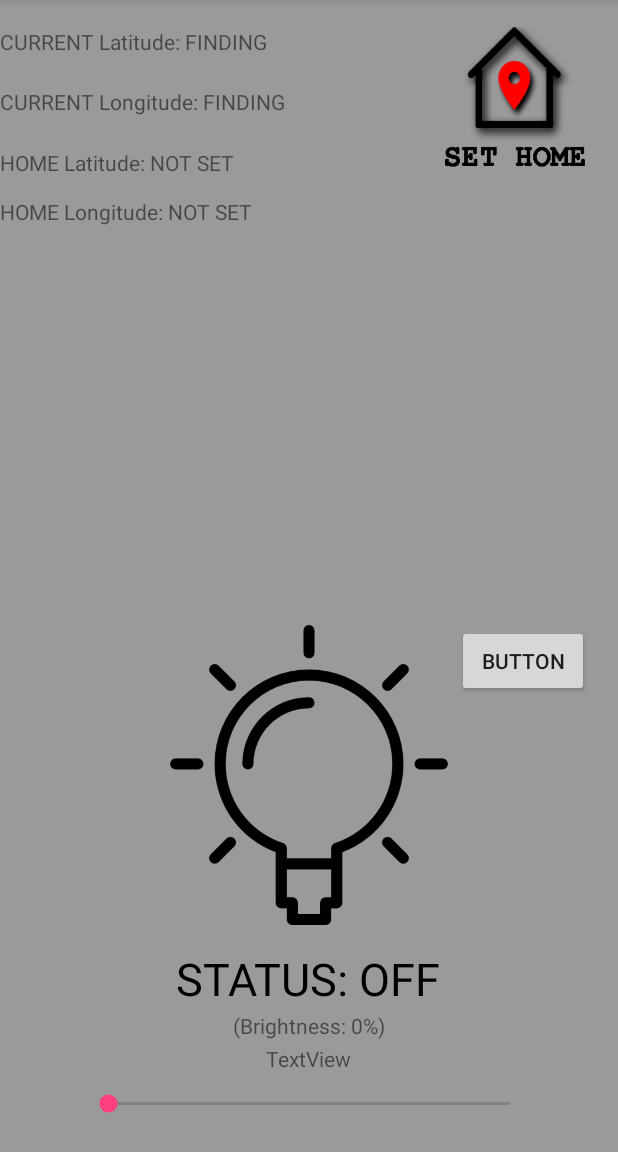
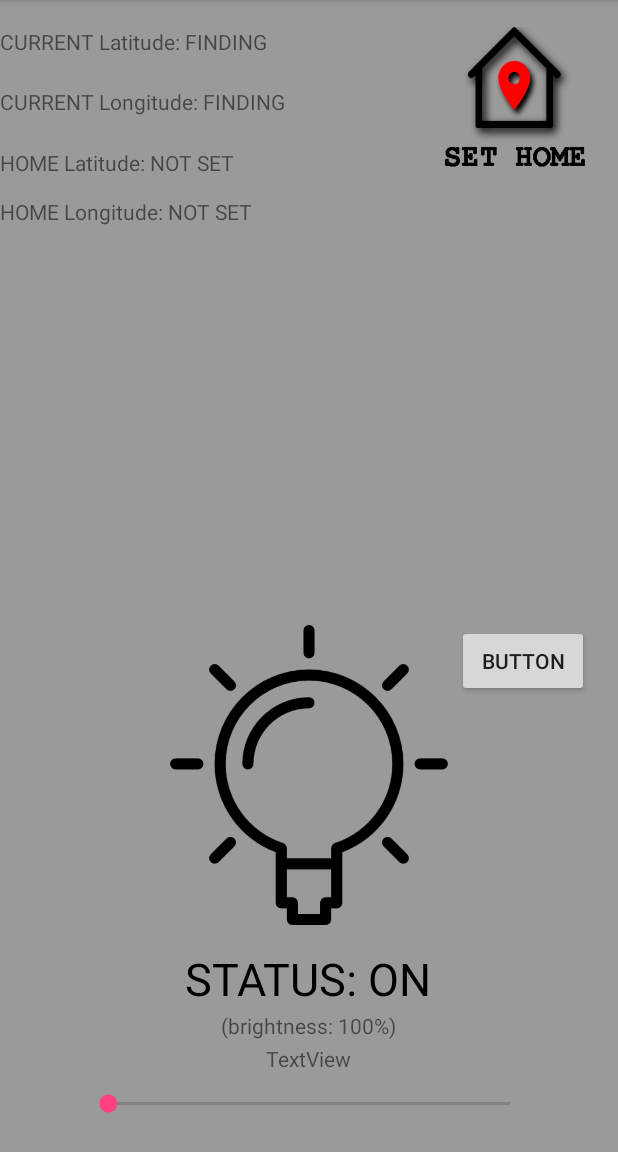
Before and after one commit to chinjanggg/DontForgettoTurnofftheLight, an Android app: the screen it shows after launch (MainActivity), after a tap on an icon or button, on a phone screen of 412 x 824 dp, the part 84-1236 px from its top. Run offline under Robolectric (Android 15) with nearby library versions, the phone set to English and light mode, and no system bars.

Commit message:
some change

```diff
--- a/app/src/main/java/com/chinjanggg/dontforgettoturnoffthelight/MainActivity.java
+++ b/app/src/main/java/com/chinjanggg/dontforgettoturnoffthelight/MainActivity.java
@@ -1,30 +1,23 @@
 package com.chinjanggg.dontforgettoturnoffthelight;
 
 import android.Manifest;
-import android.app.Notification;
 import android.content.Context;
 import android.content.DialogInterface;
 import android.content.Intent;
 import android.content.pm.PackageManager;
-import android.graphics.BitmapFactory;
 import android.location.Location;
 import android.location.LocationManager;
 import android.os.AsyncTask;
-import android.os.CountDownTimer;
 import android.provider.Settings;
 import android.support.annotation.NonNull;
 import android.support.annotation.Nullable;
 import android.support.v4.app.ActivityCompat;
-import android.support.v4.app.NotificationCompat;
-import android.support.v4.app.NotificationManagerCompat;
 import android.support.v7.app.AlertDialog;
 import android.support.v7.app.AppCompatActivity;
 import android.os.Bundle;
 import android.text.TextUtils;
 import android.util.Log;
 import android.view.View;
-import android.widget.Button;
-import android.widget.SeekBar;
 import android.widget.TextView;
 import android.widget.Toast;
 
@@ -33,12 +26,9 @@ import com.google.android.gms.common.api.GoogleApiClient;
 import com.google.android.gms.location.LocationRequest;
 import com.google.android.gms.location.LocationServices;
 
-import java.io.BufferedInputStream;
 import java.io.BufferedReader;
 import java.io.IOException;
-import java.io.InputStream;
 import java.io.InputStreamReader;
-import java.net.HttpURLConnection;
 import java.net.MalformedURLException;
 import java.net.URL;
 import java.net.URLConnection;
@@ -62,14 +52,13 @@ public class MainActivity extends AppCompatActivity
     private boolean isLightOn = true;
     private double latDif;
     private double longDif;
-    final private double soFarAway = 0.0003000;
+    final private double soFarAway = 0.0000004;
     private View view;
-    private int seekBarProgressValue=100;
-    private TextView fileContent;
-    private static final String PATH_TO_SERVER = "http://10.207.73.248/project/newfile.txt";
-    private static final String PATH_TO_ON = "http://10.207.73.248/project/sample.php?value=ON";
-    private static final String PATH_TO_OFF = "http://10.207.73.248/project/sample.php?value=OFF";
-    DownloadFilesTask downloadFilesTask = new DownloadFilesTask();
+    private boolean isSetLocation = false;
+    private static final String PATH_TO_SERVER = "http://192.168.43.167/project/newfile.txt";
+    private static final String PATH_TO_ON = "http://192.168.43.167/project/sample.php?value=ON";
+    private static final String PATH_TO_OFF = "http://192.168.43.167/project/sample.php?value=OFF";
+    com.chinjanggg.dontforgettoturnoffthelight.MainActivity.DownloadFilesTask downloadFilesTask = new com.chinjanggg.dontforgettoturnoffthelight.MainActivity.DownloadFilesTask();
 
 
     //---------Main---------//
@@ -77,11 +66,9 @@ public class MainActivity extends AppCompatActivity
     protected void onCreate(Bundle savedInstanceState) {
         super.onCreate(savedInstanceState);
         setContentView(R.layout.activity_location_check);
-        fileContent = (TextView)findViewById(R.id.testtextView);
 
         view = this.getWindow().getDecorView();
         view.setBackgroundResource(R.color.yellow);
-        ((SeekBar)findViewById(R.id.seekBar)).setProgress(seekBarProgressValue);
 
         mGoogleApiClient = new GoogleApiClient.Builder(this)
                 .addConnectionCallbacks(this)
@@ -90,10 +77,7 @@ public class MainActivity extends AppCompatActivity
                 .build();
 
         mLocationManager = (LocationManager)this.getSystemService(Context.LOCATION_SERVICE);
-
-        seekBarSet();
         checkLocation();
-        checkDistance();
 
         //Declare the timer
         Timer myTimer = new Timer();
@@ -102,7 +86,7 @@ public class MainActivity extends AppCompatActivity
                                         @Override
                                         public void run() {
                                             //Called at every 1000 milliseconds (1 second)
-                                            downloadFilesTask = new DownloadFilesTask();
+                                            downloadFilesTask = new com.chinjanggg.dontforgettoturnoffthelight.MainActivity.DownloadFilesTask();
                                             downloadFilesTask.execute();
                                             Log.i("MainActivity", "Repeated task");
                                         }
@@ -116,7 +100,32 @@ public class MainActivity extends AppCompatActivity
 
     }
 
+    private class DownloadFilesTask extends AsyncTask<URL, Void, String> {
+        protected String doInBackground(URL... urls) {
+            return downloadRemoteTextFileContent();
+        }
+        protected void onPostExecute(String result) {
+            if(!TextUtils.isEmpty(result)){
+                System.out.println(result);
+                ((TextView)findViewById(R.id.status_textview)).setText("STATUS: "+result);
+                if (result.trim().equals("ON")){
+                    isLightOn = true;
+                    view.setBackgroundColor(getResources().getColor(R.color.yellow));
+                    findViewById(R.id.btSwitch).setBackgroundResource(R.drawable.idea);
+                }
+                else if (result.trim().equals("OFF")){
+                    isLightOn = false;
+                    view.setBackgroundColor(getResources().getColor(R.color.gray));
+                    findViewById(R.id.btSwitch).setBackgroundResource(R.drawable.idea2);
+                }
+//
+//
+//                    view.setBackgroundColor(getResources().getColor(R.color.gray));
+//                    findViewById(R.id.btSwitch).setBackgroundResource(R.drawable.idea2);
 
+            }
+        }
+    }
 
 
 
@@ -206,6 +215,13 @@ public class MainActivity extends AppCompatActivity
         currentLong = location.getLongitude();
         ((TextView)findViewById(R.id.latitude_textview)).setText("CURRENT Latitude: " + currentLat);
         ((TextView)findViewById(R.id.longitude_textview)).setText("CURRENT Longitude: " + currentLong);
+        if (isSetLocation) {
+            latDif = homeLat - currentLat;
+            longDif = homeLong - currentLong;
+            if ((latDif > soFarAway || latDif < -soFarAway || longDif > soFarAway || longDif < -soFarAway) && isLightOn) {
+                turnOffTheLight();
+            }
+        }
         // You can now create a LatLng Object for use with maps
         //LatLng latLng = new LatLng(location.getLatitude(), location.getLongitude());
 
@@ -215,6 +231,30 @@ public class MainActivity extends AppCompatActivity
         if(!isLocationEnabled())
             showAlert();
         return isLocationEnabled();
+    }
+
+    private String downloadRemoteTextFileContent(){
+        URL mUrl = null;
+        String content = "";
+        try {
+            mUrl = new URL(PATH_TO_SERVER);
+        } catch (MalformedURLException e) {
+            e.printStackTrace();
+        }
+        try {
+            assert mUrl != null;
+            URLConnection connection = mUrl.openConnection();
+            BufferedReader br = new BufferedReader(new InputStreamReader(connection.getInputStream()));
+            String line = "";
+            while((line = br.readLine()) != null){
+                content += line;
+            }
+            br.close();
+        } catch (IOException e) {
+            e.printStackTrace();
+        }
+
+        return content;
     }
 
     private void showAlert() {
@@ -249,6 +289,7 @@ public class MainActivity extends AppCompatActivity
     public void setHome(View view) {
         homeLat = currentLat;
         homeLong = currentLong;
+        isSetLocation=true;
         ((TextView)findViewById(R.id.homeLat_textview)).setText("Home Latitude: " + Double.toString(homeLat));
         ((TextView)findViewById(R.id.homeLong_textview)).setText("Home Longitude: " + Double.toString(homeLong));
         String msg = "Updated Home Location: " +
@@ -264,98 +305,14 @@ public class MainActivity extends AppCompatActivity
     //We don't need to use check distance function, we will use checkInHouse value from nodeMCU, I just write to test alert
     //I didn't create a variable for checkInHouse yet, do anything you want
 
-    public void checkDistance() {
-        latDif = homeLat-currentLat;
-        longDif = homeLong-currentLong;
-        if((latDif > soFarAway || latDif < -soFarAway || longDif > soFarAway || longDif < -soFarAway) && isLightOn) {
-            //sendNotification();
-        }
-    }
 
-    //Implement anything as you want, you can delete and write a new one with different function name
-    public void sendNotification(View view) {
-        /*
-        NotificationManager notificationManager = (NotificationManager) getSystemService(NOTIFICATION_SERVICE);
-        Notification notification = new Notification(R.drawable.ic_launcher, )
-        */
-        NotificationCompat.Builder notificationBuilder = new NotificationCompat.Builder(MainActivity.this)
-                .setSmallIcon(android.R.drawable.stat_notify_error)
-                .setLargeIcon(BitmapFactory.decodeResource(getResources(), R.mipmap.ic_launcher))
-                .setContentTitle("Forgotten Lamp")
-                .setContentText("You forgot to turn off the light");
-        notificationBuilder.setDefaults(
-                Notification.DEFAULT_SOUND | Notification.DEFAULT_LIGHTS | Notification.DEFAULT_VIBRATE);
-        NotificationManagerCompat notificationManager = NotificationManagerCompat.from(MainActivity.this);
-        notificationManager.notify(1, notificationBuilder.build());
 
-    }
 
 
     //---------End Location---------//
 
 
-    //---------Server Connection---------//
-    private class DownloadFilesTask extends AsyncTask<URL, Void, String> {
-        protected String doInBackground(URL... urls) {
-            return downloadRemoteTextFileContent();
-        }
-        protected void onPostExecute(String result) {
-            if(!TextUtils.isEmpty(result)){
-                fileContent.setText(result);
-            }
-        }
-    }
 
-    private String downloadRemoteTextFileContent(){
-        URL mUrl = null;
-        String content = "";
-        try {
-            mUrl = new URL(PATH_TO_SERVER);
-        } catch (MalformedURLException e) {
-            e.printStackTrace();
-        }
-        try {
-            assert mUrl != null;
-            URLConnection connection = mUrl.openConnection();
-            BufferedReader br = new BufferedReader(new InputStreamReader(connection.getInputStream()));
-            String line = "";
-            while((line = br.readLine()) != null){
-                content += line;
-            }
-            br.close();
-        } catch (IOException e) {
-            e.printStackTrace();
-        }
-        return content;
-    }
-
-
-    //---------Set SeekBar---------//
-    public void seekBarSet() {
-        ((SeekBar)findViewById(R.id.seekBar)).setOnSeekBarChangeListener(new SeekBar.OnSeekBarChangeListener() {
-            @Override
-            public void onProgressChanged(SeekBar seekBar, int progress, boolean fromUser) {
-                seekBarProgressValue = progress;
-                ((TextView)findViewById(R.id.seek_textview)).setText("(Brightness: " + seekBarProgressValue + "%)");
-            }
-
-            @Override
-            public void onStartTrackingTouch(SeekBar seekBar) {
-
-            }
-
-            @Override
-            public void onStopTrackingTouch(SeekBar seekBar) {
-                if(seekBarProgressValue == 0) {
-                    isLightOn = false;
-                    turnOffTheLight();
-                } else {
-                    isLightOn = true;
-                    turnOnTheLight();
-                }
-            }
-        });
-    }
 
 
     //---------Light---------//
@@ -363,19 +320,21 @@ public class MainActivity extends AppCompatActivity
         isLightOn = !isLightOn;
         if(isLightOn) {
             turnOnTheLight();
-            ((SeekBar)findViewById(R.id.seekBar)).setProgress(100);
         } else {
             turnOffTheLight();
-            ((SeekBar)findViewById(R.id.seekBar)).setProgress(0);
         }
     }
 
-    public void turnOffTheLight() {
+    public void turnOffTheLight()  {
         view.setBackgroundColor(getResources().getColor(R.color.gray));
-        ((TextView)findViewById(R.id.status_textview)).setText("STATUS: OFF");
         findViewById(R.id.btSwitch).setBackgroundResource(R.drawable.idea2);
+        com.chinjanggg.dontforgettoturnoffthelight.MainActivity.TurnOff turnOff = new com.chinjanggg.dontforgettoturnoffthelight.MainActivity.TurnOff();
+        turnOff.execute();
+
+    }
+    private class TurnOff extends AsyncTask<URL, Void, String> {
+        protected String doInBackground(URL... urls) {
             URL mUrl = null;
-        String content = "";
             try {
                 mUrl = new URL(PATH_TO_OFF);
             } catch (MalformedURLException e) {
@@ -384,20 +343,29 @@ public class MainActivity extends AppCompatActivity
             try {
                 assert mUrl != null;
                 URLConnection connection = mUrl.openConnection();
-            BufferedReader br = new BufferedReader(new InputStreamReader(connection.getInputStream()));
-            br.close();
+                connection.getInputStream();
             } catch (IOException e) {
                 e.printStackTrace();
             }
+            return "";
+        }
+        protected void onPostExecute(String result) {
+            if(!TextUtils.isEmpty(result)){
+            }
+        }
+    }
 
-    }
 
     public void turnOnTheLight() {
         view.setBackgroundColor(getResources().getColor(R.color.yellow));
-        ((TextView)findViewById(R.id.status_textview)).setText("STATUS: ON");
         findViewById(R.id.btSwitch).setBackgroundResource(R.drawable.idea);
+        com.chinjanggg.dontforgettoturnoffthelight.MainActivity.TurnOn turnOn = new com.chinjanggg.dontforgettoturnoffthelight.MainActivity.TurnOn();
+        turnOn.execute();
+    }
+
+    private class TurnOn extends AsyncTask<URL, Void, String> {
+        protected String doInBackground(URL... urls) {
             URL mUrl = null;
-        String content = "";
             try {
                 mUrl = new URL(PATH_TO_ON);
             } catch (MalformedURLException e) {
@@ -406,10 +374,15 @@ public class MainActivity extends AppCompatActivity
             try {
                 assert mUrl != null;
                 URLConnection connection = mUrl.openConnection();
-            BufferedReader br = new BufferedReader(new InputStreamReader(connection.getInputStream()));
-            br.close();
+                connection.getInputStream();
             } catch (IOException e) {
                 e.printStackTrace();
+            }
+            return "";
+        }
+        protected void onPostExecute(String result) {
+            if(!TextUtils.isEmpty(result)){
+            }
         }
     }
 
```
Lines whose indentation alone changed are shown as unchanged.
